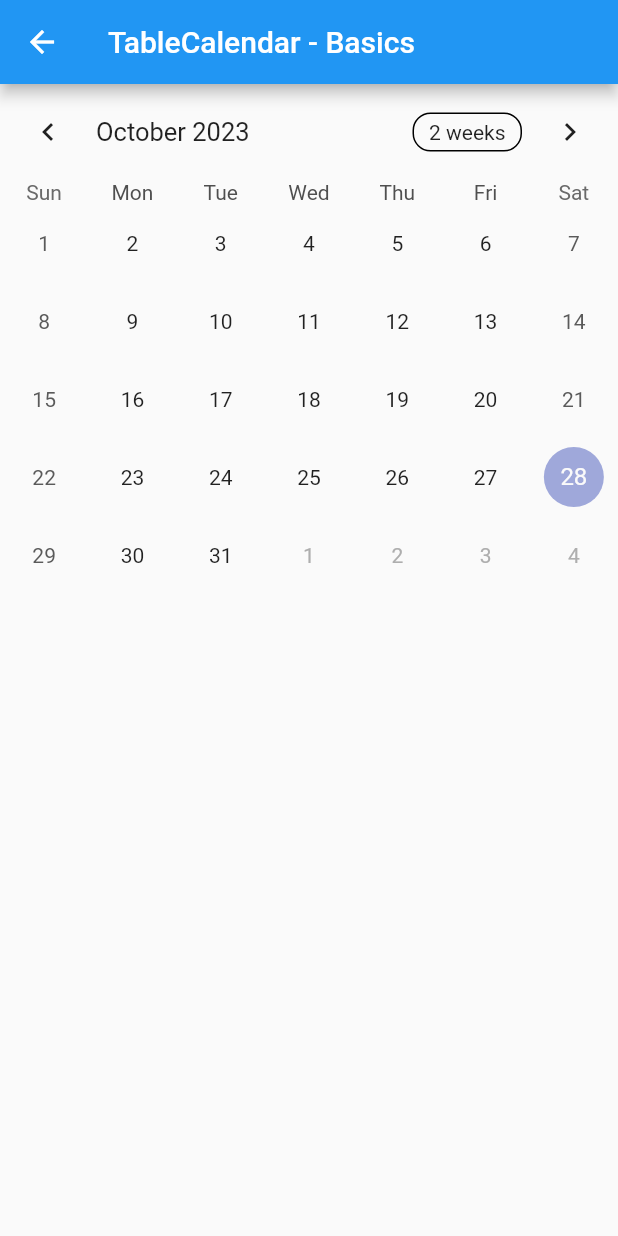
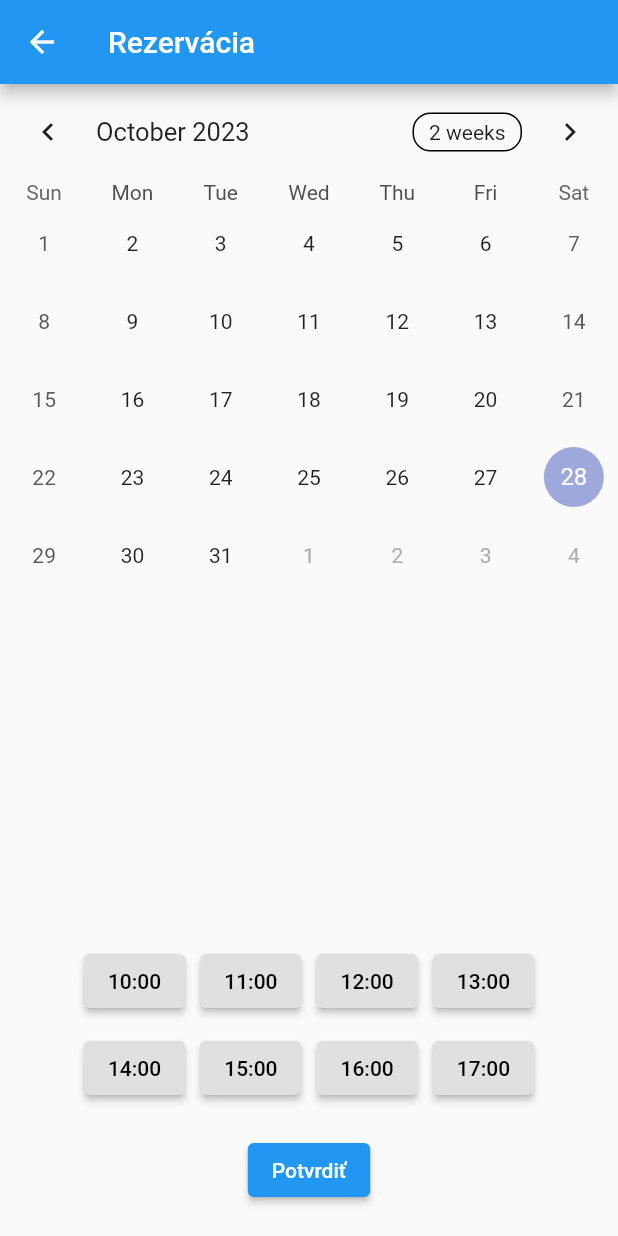
Before and after one commit to findraj/Reservation-App-prototype-ITU, a Flutter app: the RezervaciaScreen screen opened directly, on a phone screen of 412 x 824 dp. Run offline on Flutter 3.47's test engine with Material 2 defaults, Android fonts, the phone set to English and light mode, and no system bars; drawn by our look-alikes of table_calendar; our stand-ins replace sqflite; accounts and stored records are empty.

Commit message:
rezervacia hodiny a potvrdit

```diff
--- a/lib/screens/rezervacia_screen.dart
+++ b/lib/screens/rezervacia_screen.dart
@@ -7,51 +7,115 @@ class RezervaciaScreen extends StatefulWidget {
   _ReservationScreenState createState() => _ReservationScreenState();
 }
 
-class _ReservationScreenState extends State<RezervaciaScreen>{
+class _ReservationScreenState extends State<RezervaciaScreen> {
   CalendarFormat _calendarFormat = CalendarFormat.month;
   DateTime _focusedDay = DateTime.now();
   DateTime? _selectedDay;
+  String? _selectedTime;
+
+  List<String> availableTimes = [
+    "10:00",
+    "11:00",
+    "12:00",
+    "13:00",
+    "14:00",
+    "15:00",
+    "16:00",
+    "17:00"
+  ];
 
   @override
   Widget build(BuildContext context) {
     return Scaffold(
       appBar: AppBar(
-        title: Text('TableCalendar - Basics'),
+        title: Text('Rezervácia'),
       ),
-      body: TableCalendar(
+      body: Column(
+        children: [
+          Expanded(
+            child: TableCalendar(
               firstDay: DateTime.utc(2010, 10, 16),
               lastDay: DateTime.utc(2030, 3, 14),
               focusedDay: _focusedDay,
               calendarFormat: _calendarFormat,
               selectedDayPredicate: (day) {
-          // Use `selectedDayPredicate` to determine which day is currently selected.
-          // If this returns true, then `day` will be marked as selected.
-
-          // Using `isSameDay` is recommended to disregard
-          // the time-part of compared DateTime objects.
                 return isSameDay(_selectedDay, day);
               },
               onDaySelected: (selectedDay, focusedDay) {
                 if (!isSameDay(_selectedDay, selectedDay)) {
-            // Call `setState()` when updating the selected day
                   setState(() {
                     _selectedDay = selectedDay;
                     _focusedDay = focusedDay;
+                    _selectedTime = null;
                   });
                 }
               },
               onFormatChanged: (format) {
                 if (_calendarFormat != format) {
-            // Call `setState()` when updating calendar format
                   setState(() {
                     _calendarFormat = format;
                   });
                 }
               },
               onPageChanged: (focusedDay) {
-          // No need to call `setState()` here
                 _focusedDay = focusedDay;
               },
+            ),
+          ),
+          Wrap(
+            spacing: 10.0,
+            children: availableTimes.getRange(0, 4).map((time) {
+              return _buildTimeButton(time);
+            }).toList(),
+          ),
+          SizedBox(height: 10.0),
+          Wrap(
+            spacing: 10.0,
+            children: availableTimes.getRange(4, 8).map((time) {
+              return _buildTimeButton(time);
+            }).toList(),
+          ),
+          SizedBox(height: 20.0),
+          ElevatedButton(
+            onPressed: () {
+              // Handle the confirmation action here
+              print('Date: $_selectedDay, Time: $_selectedTime');
+            },
+            child: Text('Potvrdiť'),
+          ),
+          SizedBox(height: 20.0),
+        ],
+      ),
+    );
+  }
+
+  ElevatedButton _buildTimeButton(String time) {
+    return ElevatedButton(
+      onPressed: () {
+        setState(() {
+          _selectedTime = time;
+        });
+      },
+      child: Text(time),
+      style: ButtonStyle(
+        backgroundColor: MaterialStateProperty.resolveWith<Color>(
+          (states) {
+            if (states.contains(MaterialState.pressed) ||
+                (_selectedTime == time)) {
+              return Theme.of(context).primaryColor;
+            }
+            return Colors.grey[300]!;
+          },
+        ),
+        foregroundColor: MaterialStateProperty.resolveWith<Color>(
+          (states) {
+            if (states.contains(MaterialState.pressed) ||
+                (_selectedTime == time)) {
+              return Colors.white;
+            }
+            return Colors.black;
+          },
+        ),
       ),
     );
   }
```
Lines whose indentation alone changed are shown as unchanged.
